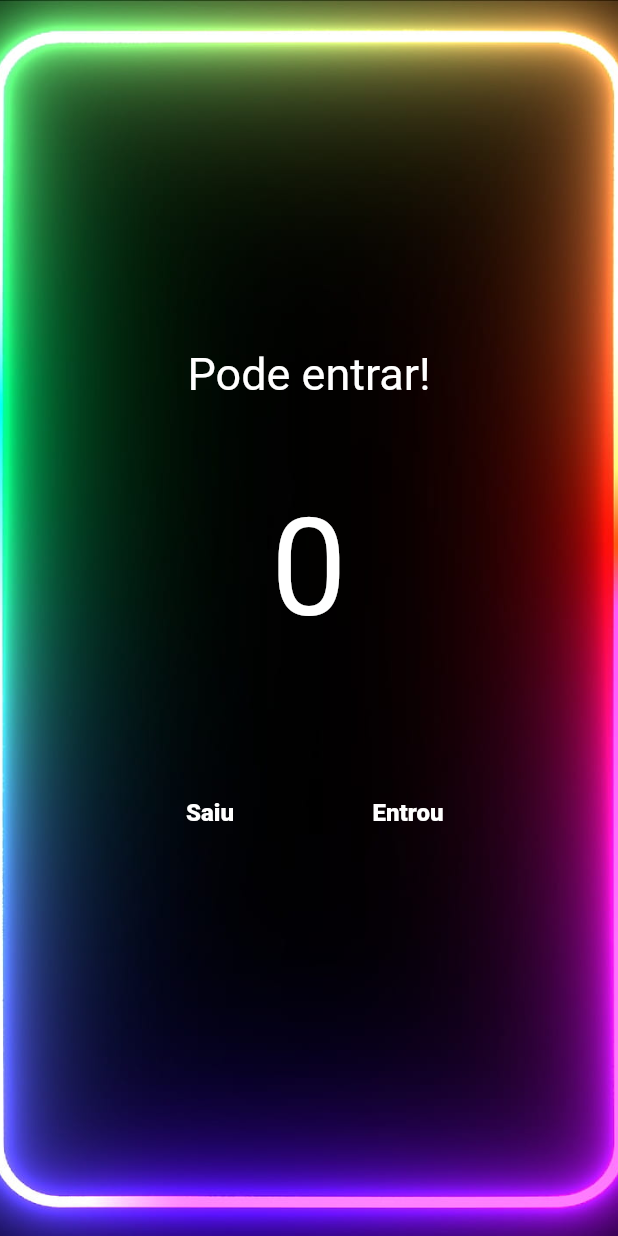
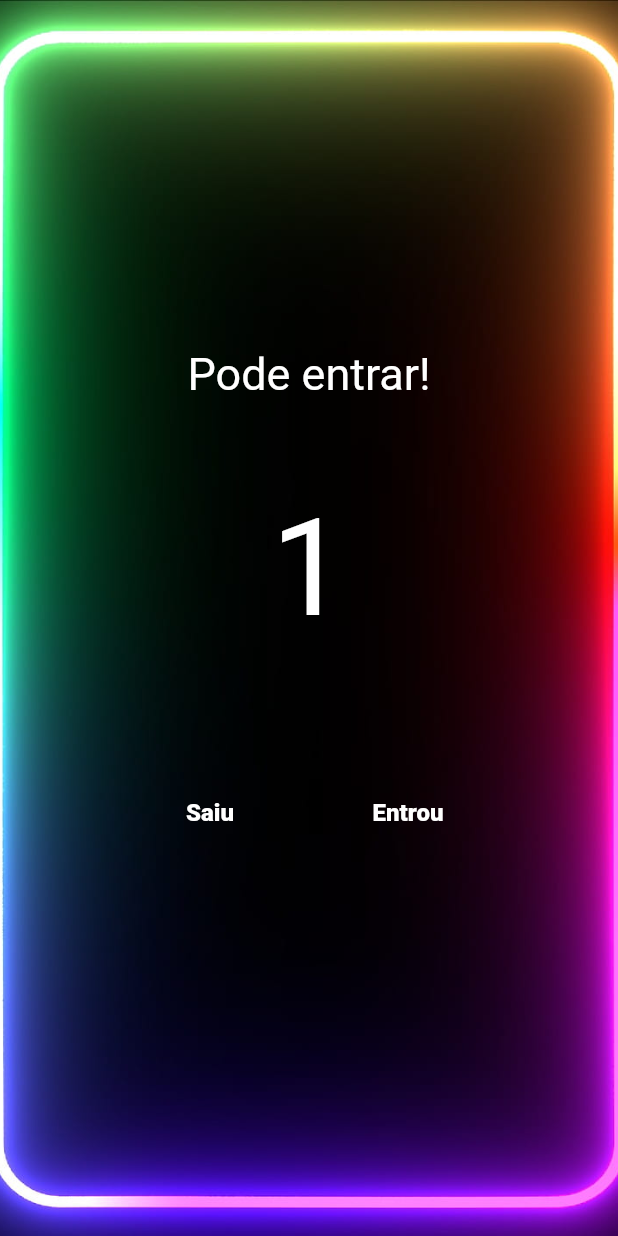
Before and after one commit to pedrohzwang/contador_pessoas, a Flutter app: the screen it shows after launch, after a tap on "Entrou", on a phone screen of 412 x 824 dp. Run offline on Flutter 3.47's test engine with Material 2 defaults, Android fonts, the phone set to English and light mode, and no system bars.

```diff
--- a/lib/main.dart
+++ b/lib/main.dart
@@ -16,16 +16,30 @@ class MyApp extends StatelessWidget {
   }
 }
 
-class HomePage extends StatelessWidget {
+class HomePage extends StatefulWidget {
   const HomePage({Key? key}) : super(key: key);
 
+  @override
+  _HomePageState createState() => _HomePageState();
+}
+
+class _HomePageState extends State<HomePage> {
+  int counter = 0;
+
   void decrement() {
-    print('decrement');
+    setState(() {
+      counter--;
+    });
   }
 
   void increment() {
-    print('increment');
+    setState(() {
+      counter++;
+    });
   }
+
+  bool get isFull => counter == 20;
+  bool get isEmpty => counter <= 0;
 
   @override
   Widget build(BuildContext context) {
@@ -40,51 +54,51 @@ class HomePage extends StatelessWidget {
         child: Column(
           mainAxisAlignment: MainAxisAlignment.center,
           children: [
-            const Text('Pode entrar!',
+            Text(isFull ? 'Lotado!' : 'Pode entrar!',
                 style: TextStyle(
-                    fontSize: 30,
-                    color: Colors.white,
-                    fontWeight: FontWeight.w400)),
-            const Padding(
-              padding: EdgeInsets.all(60),
-              child: const Text('0',
+                  fontSize: 30,
+                  color: isFull ? Colors.red : Colors.white,
+                  fontWeight: FontWeight.w400,
+                )),
+            Padding(
+              padding: const EdgeInsets.all(60),
+              child: Text('$counter',
                   style: TextStyle(
                       fontSize: 90,
-                      color: Colors.white,
+                      color: isFull ? Colors.red : Colors.white,
                       fontWeight: FontWeight.w400)),
             ),
             Row(
               mainAxisAlignment: MainAxisAlignment.center,
               children: [
                 TextButton(
-                  onPressed: decrement,
+                  onPressed: isEmpty ? null : decrement,
                   style: TextButton.styleFrom(
-                      backgroundColor: Colors.transparent,
-                      fixedSize: const Size(100, 100),
-                      primary: Colors.white,
-                      shape: RoundedRectangleBorder(
-                        borderRadius: BorderRadius.circular(24),
-                      )),
-                  child: const Text('Saiu',
+                    backgroundColor: Colors.transparent,
+                    fixedSize: const Size(100, 100),
+                    shape: RoundedRectangleBorder(
+                      borderRadius: BorderRadius.circular(24),
+                    ),
+                  ),
+                  child: Text('Saiu',
                       style: TextStyle(
-                        color: Colors.white,
+                        color: isEmpty ? Colors.red : Colors.white,
                         fontSize: 16,
                         fontWeight: FontWeight.w800,
                       )),
                 ),
                 const SizedBox(width: 32),
                 TextButton(
-                  onPressed: increment,
+                  onPressed: isFull ? null : increment,
                   style: TextButton.styleFrom(
                       backgroundColor: Colors.transparent,
                       fixedSize: const Size(100, 100),
-                      primary: Colors.white,
                       shape: RoundedRectangleBorder(
                         borderRadius: BorderRadius.circular(24),
                       )),
-                  child: const Text('Entrou',
+                  child: Text('Entrou',
                       style: TextStyle(
-                        color: Colors.white,
+                        color: isFull ? Colors.red : Colors.white,
                         fontSize: 16,
                         fontWeight: FontWeight.w800,
                       )),
--- a/pubspec.yaml
+++ b/pubspec.yaml
@@ -18,7 +18,7 @@ publish_to: 'none' # Remove this line if you wish to publish to pub.dev
 version: 1.0.0+1
 
 environment:
-  sdk: ">=2.17.0 <3.0.0"
+  sdk: '>=2.17.0 <3.0.0'
 
 # Dependencies specify other packages that your package needs in order to work.
 # To automatically upgrade your package dependencies to the latest versions
@@ -29,7 +29,6 @@ environment:
 dependencies:
   flutter:
     sdk: flutter
-
 
   # The following adds the Cupertino Icons font to your application.
   # Use with the CupertinoIcons class for iOS style icons.
@@ -51,7 +50,6 @@ dev_dependencies:
 
 # The following section is specific to Flutter packages.
 flutter:
-
   # The following line ensures that the Material Icons font is
   # included with your application, so that you can use the icons in
   # the material Icons class.
```
